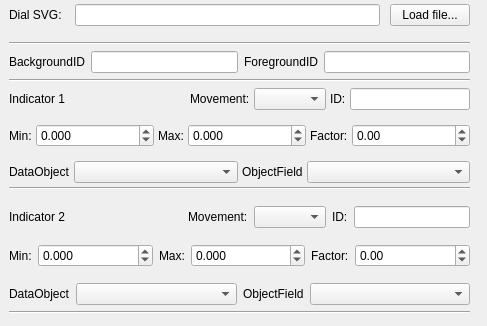
Old version of the form ground/src/plugins/airspeed/airspeedgadgetoptionspage.ui in the repository openpilot/OpenPilot.
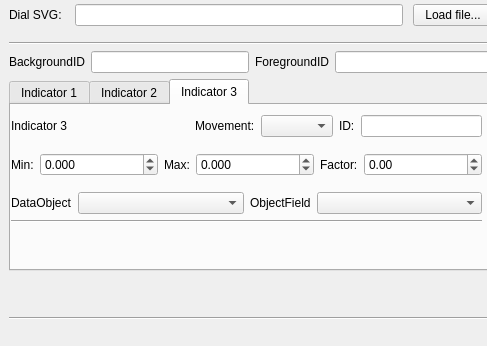
New version of the form.

Commit message: OP-60 : Working version of analog dial with horizontal/vertical option, and up to three needles. First try at attitude indicator dial in artwork/Dials/defaultset/attitude.svg

Diff of the .ui file:
```diff
--- a/ground/src/plugins/airspeed/airspeedgadgetoptionspage.ui
+++ b/ground/src/plugins/airspeed/airspeedgadgetoptionspage.ui
@@ -7,7 +7,7 @@
     <x>0</x>
     <y>0</y>
     <width>487</width>
-    <height>326</height>
+    <height>346</height>
    </rect>
   </property>
   <property name="sizePolicy">
@@ -24,11 +24,11 @@
     <rect>
      <x>-1</x>
      <y>-1</y>
-     <width>481</width>
-     <height>354</height>
+     <width>504</width>
+     <height>331</height>
     </rect>
    </property>
-   <layout class="QVBoxLayout" name="verticalLayout" stretch="0,0,0,0,0,0,0">
+   <layout class="QVBoxLayout" name="verticalLayout" stretch="0,0,0,0,0,0">
     <property name="sizeConstraint">
      <enum>QLayout::SetMinimumSize</enum>
     </property>
@@ -106,13 +106,23 @@
      </layout>
     </item>
     <item>
-     <widget class="Line" name="line_5">
-      <property name="orientation">
-       <enum>Qt::Horizontal</enum>
+     <widget class="QTabWidget" name="tabWidget">
+      <property name="currentIndex">
+       <number>2</number>
       </property>
-     </widget>
-    </item>
-    <item>
+      <widget class="QWidget" name="tab">
+       <attribute name="title">
+        <string>Indicator 1</string>
+       </attribute>
+       <widget class="QWidget" name="">
+        <property name="geometry">
+         <rect>
+          <x>0</x>
+          <y>10</y>
+          <width>471</width>
+          <height>110</height>
+         </rect>
+        </property>
      <layout class="QVBoxLayout" name="verticalLayout_2">
       <property name="spacing">
        <number>4</number>
@@ -121,7 +131,7 @@
        <number>0</number>
       </property>
       <property name="bottomMargin">
-       <number>10</number>
+          <number>4</number>
       </property>
       <item>
        <layout class="QHBoxLayout" name="horizontalLayout_5">
@@ -317,14 +327,27 @@
        </widget>
       </item>
      </layout>
-    </item>
-    <item>
+       </widget>
+      </widget>
+      <widget class="QWidget" name="tab_2">
+       <attribute name="title">
+        <string>Indicator 2</string>
+       </attribute>
+       <widget class="QWidget" name="">
+        <property name="geometry">
+         <rect>
+          <x>0</x>
+          <y>10</y>
+          <width>471</width>
+          <height>116</height>
+         </rect>
+        </property>
      <layout class="QVBoxLayout" name="verticalLayout_4">
       <property name="rightMargin">
        <number>0</number>
       </property>
       <property name="bottomMargin">
-       <number>10</number>
+          <number>4</number>
       </property>
       <item>
        <layout class="QHBoxLayout" name="horizontalLayout_6">
@@ -508,12 +531,222 @@
        </widget>
       </item>
      </layout>
+       </widget>
+      </widget>
+      <widget class="QWidget" name="tab_3">
+       <attribute name="title">
+        <string>Indicator 3</string>
+       </attribute>
+       <widget class="QWidget" name="layoutWidget">
+        <property name="geometry">
+         <rect>
+          <x>0</x>
+          <y>10</y>
+          <width>471</width>
+          <height>116</height>
+         </rect>
+        </property>
+        <layout class="QVBoxLayout" name="verticalLayout_5">
+         <property name="rightMargin">
+          <number>0</number>
+         </property>
+         <property name="bottomMargin">
+          <number>4</number>
+         </property>
+         <item>
+          <layout class="QHBoxLayout" name="horizontalLayout_9">
+           <item>
+            <widget class="QLabel" name="label_22">
+             <property name="text">
+              <string>Indicator 3</string>
+             </property>
+            </widget>
+           </item>
+           <item>
+            <spacer name="horizontalSpacer_3">
+             <property name="orientation">
+              <enum>Qt::Horizontal</enum>
+             </property>
+             <property name="sizeHint" stdset="0">
+              <size>
+               <width>40</width>
+               <height>20</height>
+              </size>
+             </property>
+            </spacer>
+           </item>
+           <item>
+            <widget class="QLabel" name="label_14">
+             <property name="text">
+              <string>Movement:</string>
+             </property>
+            </widget>
+           </item>
+           <item>
+            <widget class="QComboBox" name="moveNeedle3"/>
+           </item>
+           <item>
+            <widget class="QLabel" name="label_23">
+             <property name="text">
+              <string>ID:</string>
+             </property>
+            </widget>
+           </item>
+           <item>
+            <widget class="QLineEdit" name="needle3ID">
+             <property name="sizePolicy">
+              <sizepolicy hsizetype="MinimumExpanding" vsizetype="Fixed">
+               <horstretch>0</horstretch>
+               <verstretch>0</verstretch>
+              </sizepolicy>
+             </property>
+            </widget>
+           </item>
+          </layout>
+         </item>
+         <item>
+          <layout class="QHBoxLayout" name="horizontalLayout_10">
+           <property name="topMargin">
+            <number>10</number>
+           </property>
+           <item>
+            <widget class="QLabel" name="label_24">
+             <property name="text">
+              <string>Min:</string>
+             </property>
+            </widget>
+           </item>
+           <item>
+            <widget class="QDoubleSpinBox" name="needle3Min">
+             <property name="sizePolicy">
+              <sizepolicy hsizetype="MinimumExpanding" vsizetype="Fixed">
+               <horstretch>0</horstretch>
+               <verstretch>0</verstretch>
+              </sizepolicy>
+             </property>
+             <property name="decimals">
+              <number>3</number>
+             </property>
+             <property name="minimum">
+              <double>-10000.000000000000000</double>
+             </property>
+             <property name="maximum">
+              <double>100000.000000000000000</double>
+             </property>
+            </widget>
+           </item>
+           <item>
+            <widget class="QLabel" name="label_25">
+             <property name="text">
+              <string>Max:</string>
+             </property>
+            </widget>
+           </item>
+           <item>
+            <widget class="QDoubleSpinBox" name="needle3Max">
+             <property name="sizePolicy">
+              <sizepolicy hsizetype="MinimumExpanding" vsizetype="Fixed">
+               <horstretch>0</horstretch>
+               <verstretch>0</verstretch>
+              </sizepolicy>
+             </property>
+             <property name="decimals">
+              <number>3</number>
+             </property>
+             <property name="minimum">
+              <double>-100000.000000000000000</double>
+             </property>
+             <property name="maximum">
+              <double>100000.000000000000000</double>
+             </property>
+            </widget>
+           </item>
+           <item>
+            <widget class="QLabel" name="label_15">
+             <property name="text">
+              <string>Factor:</string>
+             </property>
+            </widget>
+           </item>
+           <item>
+            <widget class="QDoubleSpinBox" name="factor3">
+             <property name="sizePolicy">
+              <sizepolicy hsizetype="MinimumExpanding" vsizetype="Fixed">
+               <horstretch>0</horstretch>
+               <verstretch>0</verstretch>
+              </sizepolicy>
+             </property>
+             <property name="minimum">
+              <double>-100000.000000000000000</double>
+             </property>
+             <property name="maximum">
+              <double>100000.000000000000000</double>
+             </property>
+            </widget>
+           </item>
+          </layout>
+         </item>
+         <item>
+          <layout class="QHBoxLayout" name="horizontalLayout_11">
+           <property name="topMargin">
+            <number>10</number>
+           </property>
+           <item>
+            <widget class="QLabel" name="label_26">
+             <property name="text">
+              <string>DataObject</string>
+             </property>
+            </widget>
+           </item>
+           <item>
+            <widget class="QComboBox" name="uavObject3">
+             <property name="sizePolicy">
+              <sizepolicy hsizetype="Expanding" vsizetype="Fixed">
+               <horstretch>0</horstretch>
+               <verstretch>0</verstretch>
+              </sizepolicy>
+             </property>
+            </widget>
+           </item>
+           <item>
+            <widget class="QLabel" name="label_27">
+             <property name="text">
+              <string>ObjectField</string>
+             </property>
+            </widget>
+           </item>
+           <item>
+            <widget class="QComboBox" name="objectField3">
+             <property name="sizePolicy">
+              <sizepolicy hsizetype="Expanding" vsizetype="Fixed">
+               <horstretch>0</horstretch>
+               <verstretch>0</verstretch>
+              </sizepolicy>
+             </property>
+            </widget>
+           </item>
+          </layout>
+         </item>
+         <item>
+          <widget class="Line" name="line_6">
+           <property name="orientation">
+            <enum>Qt::Horizontal</enum>
+           </property>
+          </widget>
+         </item>
+        </layout>
+       </widget>
+      </widget>
+     </widget>
     </item>
     <item>
      <spacer name="verticalSpacer">
       <property name="orientation">
        <enum>Qt::Vertical</enum>
       </property>
+      <property name="sizeType">
+       <enum>QSizePolicy::Minimum</enum>
+      </property>
       <property name="sizeHint" stdset="0">
        <size>
         <width>20</width>
@@ -522,6 +755,13 @@
       </property>
      </spacer>
     </item>
+    <item>
+     <widget class="Line" name="line_5">
+      <property name="orientation">
+       <enum>Qt::Horizontal</enum>
+      </property>
+     </widget>
+    </item>
    </layout>
   </widget>
  </widget>
```
Lines whose indentation alone changed are shown as unchanged. The commit also changes 10 other files.
